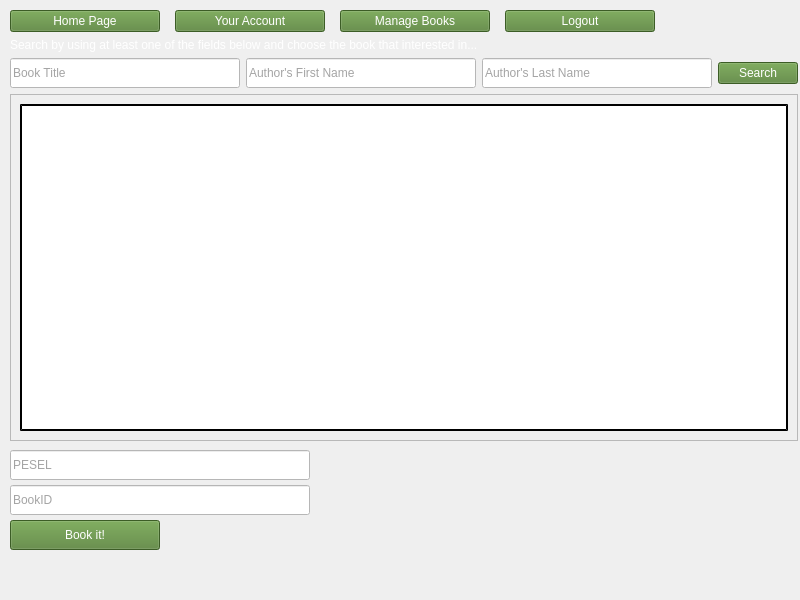
Before: the Qt Designer form adminhomepage.ui in wcislak97/ProdigyLibrary, drawn with Qt 5.
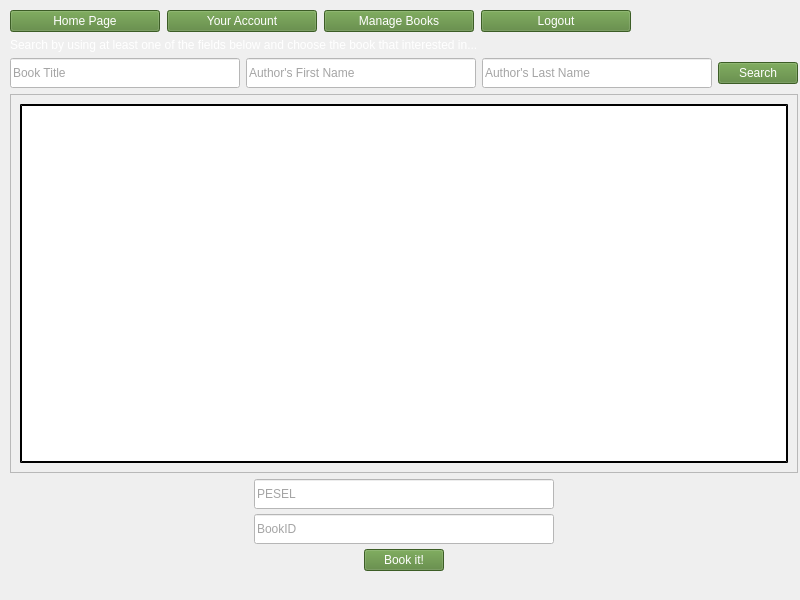
After: the same form once the commit is applied.

```diff
--- a/adminhomepage.ui
+++ b/adminhomepage.ui
@@ -19,14 +19,14 @@
      <x>10</x>
      <y>10</y>
      <width>788</width>
-     <height>431</height>
+     <height>581</height>
     </rect>
    </property>
    <layout class="QVBoxLayout" name="verticalLayout">
     <item>
      <layout class="QHBoxLayout" name="horizontalLayout_7">
       <property name="spacing">
-       <number>15</number>
+       <number>7</number>
       </property>
       <property name="sizeConstraint">
        <enum>QLayout::SetFixedSize</enum>
@@ -150,6 +150,19 @@
         </property>
        </widget>
       </item>
+      <item>
+       <spacer name="horizontalSpacer">
+        <property name="orientation">
+         <enum>Qt::Horizontal</enum>
+        </property>
+        <property name="sizeHint" stdset="0">
+         <size>
+          <width>40</width>
+          <height>20</height>
+         </size>
+        </property>
+       </spacer>
+      </item>
      </layout>
     </item>
     <item>
@@ -264,12 +277,18 @@
          <x>0</x>
          <y>0</y>
          <width>784</width>
-         <height>320</height>
+         <height>347</height>
         </rect>
        </property>
        <layout class="QVBoxLayout" name="verticalLayout_5">
         <item>
          <widget class="QTableView" name="tableView_3">
+          <property name="sizePolicy">
+           <sizepolicy hsizetype="Expanding" vsizetype="Expanding">
+            <horstretch>0</horstretch>
+            <verstretch>0</verstretch>
+           </sizepolicy>
+          </property>
           <property name="minimumSize">
            <size>
             <width>691</width>
@@ -289,36 +308,26 @@
       </widget>
      </widget>
     </item>
-   </layout>
-  </widget>
-  <widget class="QWidget" name="">
-   <property name="geometry">
-    <rect>
-     <x>10</x>
-     <y>450</y>
-     <width>781</width>
-     <height>100</height>
-    </rect>
-   </property>
+    <item>
    <layout class="QVBoxLayout" name="verticalLayout_6">
     <property name="spacing">
      <number>5</number>
     </property>
     <property name="bottomMargin">
-     <number>0</number>
-    </property>
-    <item>
+       <number>20</number>
+      </property>
+      <item alignment="Qt::AlignHCenter">
      <widget class="QLineEdit" name="lineEdit_pesel_4">
       <property name="minimumSize">
        <size>
-        <width>0</width>
+          <width>300</width>
         <height>30</height>
        </size>
       </property>
       <property name="maximumSize">
        <size>
-        <width>300</width>
-        <height>16777215</height>
+          <width>400</width>
+          <height>30</height>
        </size>
       </property>
       <property name="styleSheet">
@@ -330,18 +339,18 @@
       </property>
      </widget>
     </item>
-    <item>
+      <item alignment="Qt::AlignHCenter">
      <widget class="QLineEdit" name="lineEdit_bookID_4">
       <property name="minimumSize">
        <size>
-        <width>0</width>
+          <width>300</width>
         <height>30</height>
        </size>
       </property>
       <property name="maximumSize">
        <size>
-        <width>300</width>
-        <height>16777215</height>
+          <width>400</width>
+          <height>30</height>
        </size>
       </property>
       <property name="styleSheet">
@@ -356,7 +365,7 @@
       </property>
      </widget>
     </item>
-    <item>
+      <item alignment="Qt::AlignHCenter">
      <widget class="QPushButton" name="bookIt_button_4">
       <property name="maximumSize">
        <size>
@@ -372,6 +381,8 @@
        <string>Book it!</string>
       </property>
      </widget>
+      </item>
+     </layout>
     </item>
    </layout>
   </widget>
```
Left out of the diff: 2 changed lines with no effect on the pictures. Lines whose indentation alone changed are shown as unchanged.
